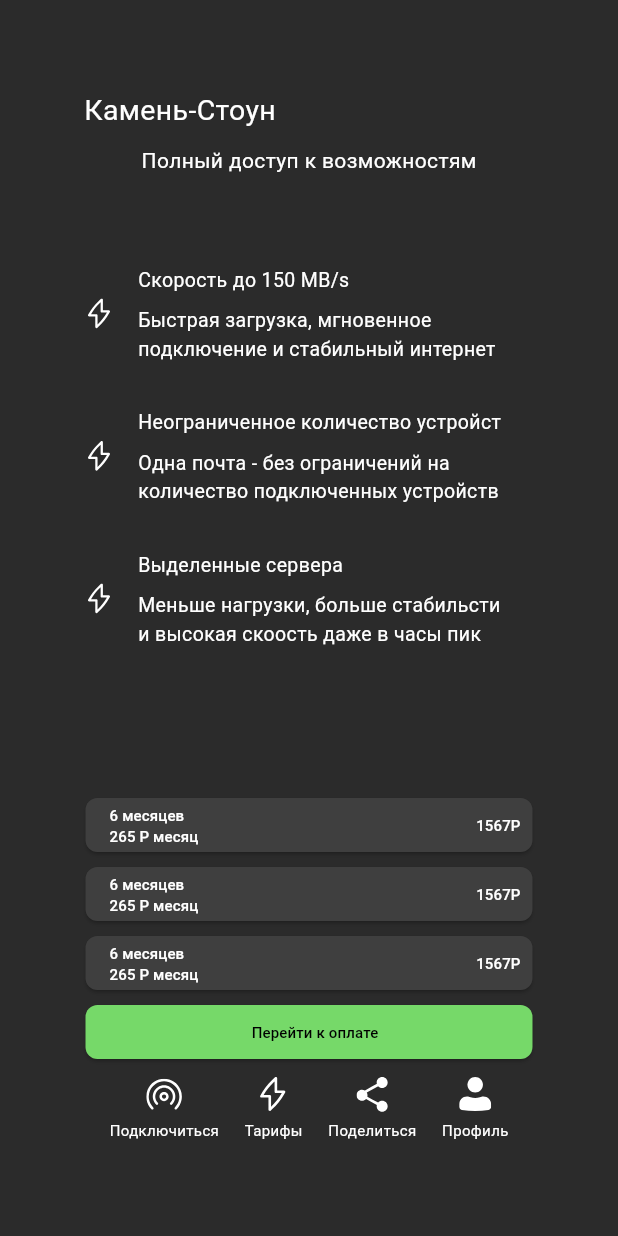
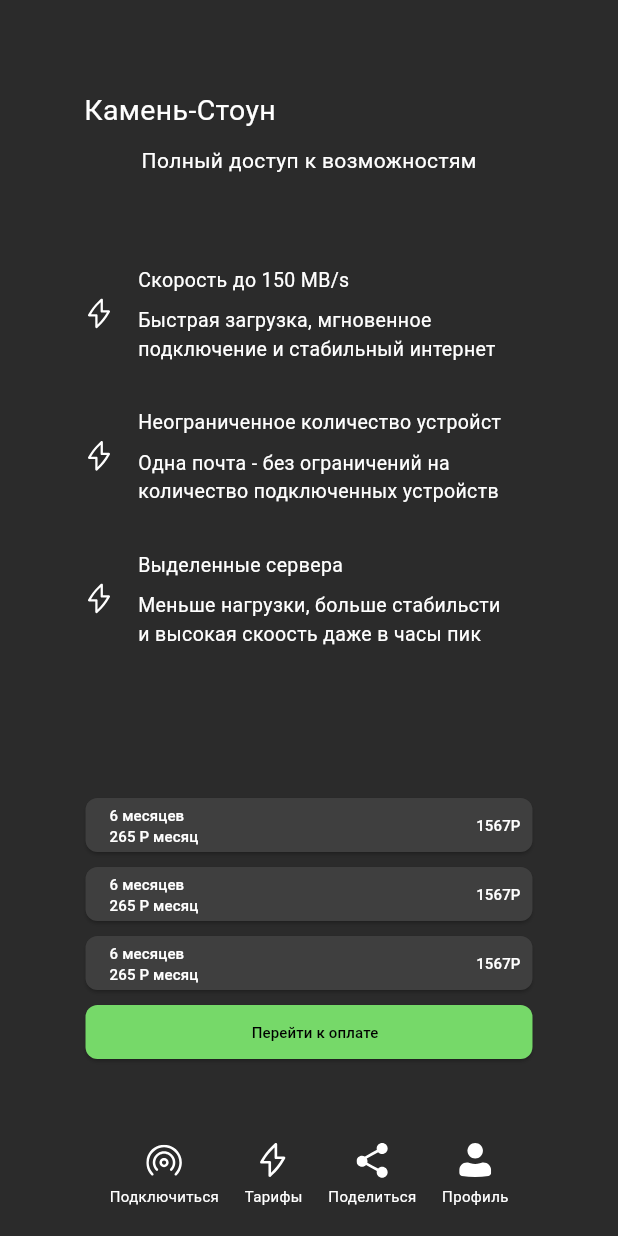
Before and after one commit to PPavell234/flutterproj, a Flutter app: the screen it shows after launch, after a tap on "Тарифы", on a phone screen of 412 x 824 dp. Run offline on Flutter 3.47's test engine with Material 3 defaults, Android fonts, the phone set to English and light mode, and no system bars; our stand-ins replace flutter_svg.

Commit message:
Исправление расположнеие нижних элементов

```diff
--- a/lib/pages/pageM.dart
+++ b/lib/pages/pageM.dart
@@ -16,13 +16,12 @@ class _PageMState extends State<PageM> {
       backgroundColor: const Color(0xFF2B2B2B),
       body: Center(
         child: SizedBox(
-
-          width: 300,      // 👈 ширина Column
+          width: 300, // ширина Column
           child: Column(
             children: [
               // Row с кнопками
               SizedBox(
-                height: 120,  // высота всей строки
+                height: 120, // высота всей строки
                 child: Row(
                   mainAxisAlignment: MainAxisAlignment.spaceBetween,
                   children: [
@@ -72,41 +71,40 @@ class _PageMState extends State<PageM> {
                 ),
               ),
 
-              SizedBox(
-                child:    Row(
-                  mainAxisSize: MainAxisSize.min, //цетрумем Row
+              const SizedBox(height: 180), // отступ сверху
+
+              // Row с текстом "Не подключено"
+              Row(
+                mainAxisSize: MainAxisSize.min,
                 children: [
-                    const SizedBox(height: 180),
-
                   SvgPicture.asset(
                      'images/IconP5.svg',
                      width: 20,
                      height: 20,
-                      fit: BoxFit.contain,  // работает так же как с PNG
+                     fit: BoxFit.contain,
                   ),
-                    const SizedBox(width: 10),  // отступ между текстами
+                   const SizedBox(width: 10),
                   const Text(
                     'Не подключено',
                     style: TextStyle(fontSize: 16, color: Colors.white),
                   ),
                 ],
               ),
-              ),
 
+              // Колонка с текстом и картинкой
               Column(
                 children: [
                   const Text(
-                    'Подключиться',  //
+                    'Подключиться',
                     style: TextStyle(fontSize: 16, color: Colors.white),
                   ),
-                  const SizedBox(height: 20),  // height, а не width (вертикальный отступ)
+                  const SizedBox(height: 20),
                    Image.asset(
                      'images/Group4.png',
                      width: 202,
                      height: 202,
                    ),
                   const SizedBox(height: 50),
-
                 ],
               ),
 
@@ -123,23 +121,19 @@ class _PageMState extends State<PageM> {
                       borderRadius: BorderRadius.circular(8),
                     ),
                   ),
-                  child: Row(
+                  child: const Row(
                     mainAxisAlignment: MainAxisAlignment.spaceBetween,
                     crossAxisAlignment: CrossAxisAlignment.center,
                     children: [
-                      const SizedBox(width: 8),
-
-                      // SVG иконка 1
-                      SvgPicture.asset(
-                        'images/IconPage1.svg',
-                        width: 21,
-                        height: 21,
-                        colorFilter: const ColorFilter.mode(Colors.white, BlendMode.srcIn),
-                      ),
-
-                      const SizedBox(width: 8),
-
-                      const Expanded(
+                      SizedBox(width: 8),
+                      // SvgPicture.asset(
+                      //   'images/IconPage1.svg',
+                      //   width: 21,
+                      //   height: 21,
+                      //   colorFilter: ColorFilter.mode(Colors.white, BlendMode.srcIn),
+                      // ),
+                      SizedBox(width: 8),
+                      Expanded(
                         child: Column(
                           crossAxisAlignment: CrossAxisAlignment.start,
                           mainAxisAlignment: MainAxisAlignment.center,
@@ -159,22 +153,24 @@ class _PageMState extends State<PageM> {
                           ],
                         ),
                       ),
-
-                      SvgPicture.asset(
-                        'images/IconPage2.svg',
-                        width: 21,
-                        height: 21,
-                        colorFilter: const ColorFilter.mode(Colors.white, BlendMode.srcIn),
-                      ),
-
-                      const SizedBox(width: 8),
+                      // SvgPicture.asset(
+                      //   'images/IconPage2.svg',
+                      //   width: 21,
+                      //   height: 21,
+                      //   colorFilter: ColorFilter.mode(Colors.white, BlendMode.srcIn),
+                      // ),
+                      SizedBox(width: 8),
                     ],
                   ),
                 ),
               ),
+
+              // 👇 ПРИВЯЗКА К НИЗУ - Spacer толкает навигацию вниз
+              const Spacer(),
+
               // Нижняя навигация
               Container(
-                padding: const EdgeInsets.only(bottom: 20),  // 👈 отступ снизу 20
+                padding: const EdgeInsets.only(bottom: 20),
                 child: Row(
                   mainAxisAlignment: MainAxisAlignment.spaceEvenly,
                   crossAxisAlignment: CrossAxisAlignment.center,
@@ -206,43 +202,45 @@ class _PageMState extends State<PageM> {
                     ),
                   ],
                 ),
-              )
-
-
-
-
-
-
+              ),
             ],
           ),
         ),
       ),
     );
   }
+}
 
-}
-// САМ ВИДЖЕТ - разместите его внизу файла или в отдельном файле
+// Виджет нижней навигации
 class BottomItemSvg extends StatelessWidget {
   final String asset;
   final String label;
-  final VoidCallback? onTap;  // 👈 обязательно добавьте это поле
+  final VoidCallback? onTap;
 
   const BottomItemSvg({
     super.key,
     required this.asset,
     required this.label,
-    this.onTap,  // 👈 добавьте в конструктор
+    this.onTap,
   });
 
   @override
   Widget build(BuildContext context) {
     return GestureDetector(
-      onTap: onTap,  // 👈 используйте здесь
+      onTap: onTap,
       child: Column(
         children: [
-          SvgPicture.asset(asset, width: 24, height: 24),
+          SvgPicture.asset(
+            asset,
+            width: 24,
+            height: 24,
+            colorFilter: const ColorFilter.mode(Colors.white, BlendMode.srcIn),
+          ),
           const SizedBox(height: 4),
-          Text(label, style: const TextStyle(fontSize: 10, color: Colors.white)),
+          Text(
+            label,
+            style: const TextStyle(fontSize: 10, color: Colors.white),
+          ),
         ],
       ),
     );
--- a/lib/pages/tarifPage.dart
+++ b/lib/pages/tarifPage.dart
@@ -378,9 +378,11 @@ class _tarifPageState extends State<tarifPage> {
                   ),
                 ),
 
+                const Spacer(),
+
                 // Нижняя навигация
                 Container(
-                  padding: const EdgeInsets.only(top: 12),
+                  padding: const EdgeInsets.only(bottom: 20),
                   child: Row(
                     mainAxisAlignment: MainAxisAlignment.spaceEvenly,
                     crossAxisAlignment: CrossAxisAlignment.center,
@@ -388,15 +390,12 @@ class _tarifPageState extends State<tarifPage> {
                       BottomItemSvg(
                         asset: 'images/IconP1.svg',
                         label: 'Подключиться',
-                        onTap: () {
-                          // переход на страницу подключения
-                        },
+                        onTap: () {},
                       ),
                       BottomItemSvg(
                         asset: 'images/IconP2.svg',
                         label: 'Тарифы',
                         onTap: () {
-                          // 👇 ПЕРЕХОД НА СТРАНИЦУ ТАРИФОВ
                           Navigator.push(
                             context,
                             MaterialPageRoute(builder: (context) => const tarifPage()),
@@ -406,20 +405,16 @@ class _tarifPageState extends State<tarifPage> {
                       BottomItemSvg(
                         asset: 'images/IconP3.svg',
                         label: 'Поделиться',
-                        onTap: () {
-                          // переход на страницу поделиться
-                        },
+                        onTap: () {},
                       ),
                       BottomItemSvg(
                         asset: 'images/IconP4.svg',
                         label: 'Профиль',
-                        onTap: () {
-                          // переход на страницу профиля
-                        },
+                        onTap: () {},
                       ),
                     ],
                   ),
-                )
+                ),
 
 
 
```
Lines whose indentation alone changed are shown as unchanged.
